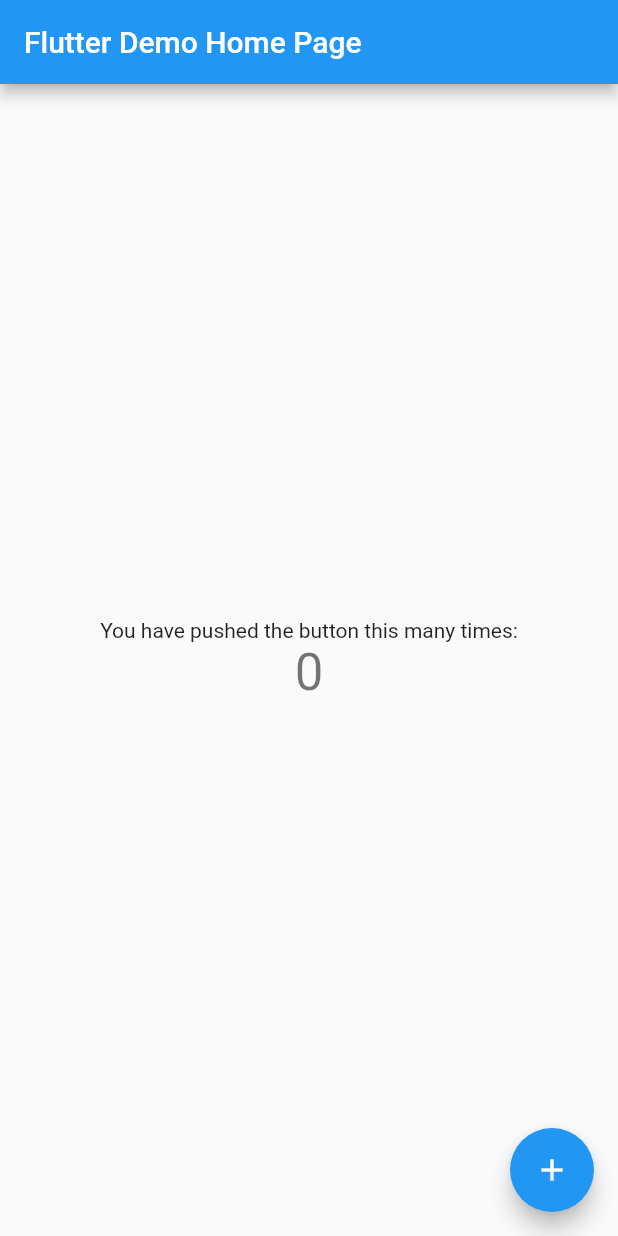
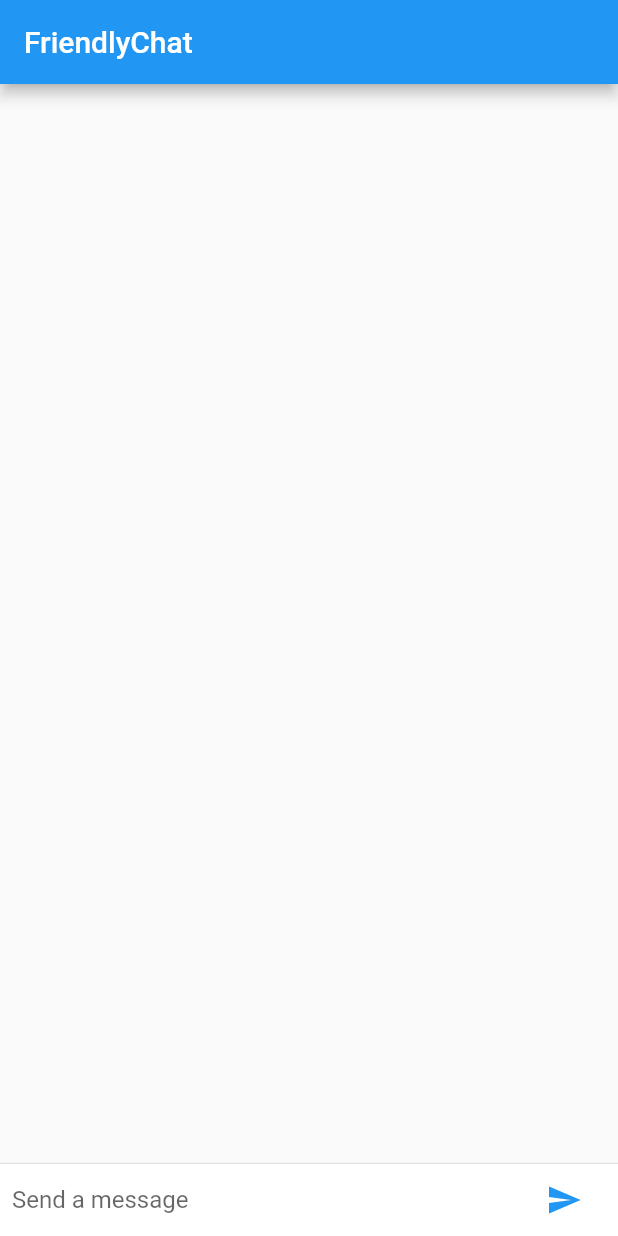
Before and after one commit to gokhangerdan/friendly_chat, a Flutter app: the screen it shows after launch, on a phone screen of 412 x 824 dp. Run offline on Flutter 3.47's test engine with Material 2 defaults, Android fonts, the phone set to English and light mode, and no system bars.

Commit message:
Created chat screen & added message handling

```diff
--- a/lib/main.dart
+++ b/lib/main.dart
@@ -1,113 +1,125 @@
 import 'package:flutter/material.dart';
 
 void main() {
-  runApp(MyApp());
+  runApp(FriendlyChatApp());
 }
 
-class MyApp extends StatelessWidget {
-  // This widget is the root of your application.
+String _name = 'Gökhan Gerdan';
+
+class FriendlyChatApp extends StatelessWidget {
+  const FriendlyChatApp({Key? key}) : super(key: key);
+
   @override
   Widget build(BuildContext context) {
     return MaterialApp(
-      title: 'Flutter Demo',
-      theme: ThemeData(
-        // This is the theme of your application.
-        //
-        // Try running your application with "flutter run". You'll see the
-        // application has a blue toolbar. Then, without quitting the app, try
-        // changing the primarySwatch below to Colors.green and then invoke
-        // "hot reload" (press "r" in the console where you ran "flutter run",
-        // or simply save your changes to "hot reload" in a Flutter IDE).
-        // Notice that the counter didn't reset back to zero; the application
-        // is not restarted.
-        primarySwatch: Colors.blue,
-      ),
-      home: MyHomePage(title: 'Flutter Demo Home Page'),
+      title: 'FriendlyChat',
+      home: ChatScreen(),
     );
   }
 }
 
-class MyHomePage extends StatefulWidget {
-  MyHomePage({Key? key, required this.title}) : super(key: key);
-
-  // This widget is the home page of your application. It is stateful, meaning
-  // that it has a State object (defined below) that contains fields that affect
-  // how it looks.
-
-  // This class is the configuration for the state. It holds the values (in this
-  // case the title) provided by the parent (in this case the App widget) and
-  // used by the build method of the State. Fields in a Widget subclass are
-  // always marked "final".
-
-  final String title;
+class ChatMessage extends StatelessWidget {
+  ChatMessage({required this.text});
+  final String text;
 
   @override
-  _MyHomePageState createState() => _MyHomePageState();
+  Widget build(BuildContext context) {
+    return Container(
+      margin: EdgeInsets.symmetric(vertical: 10.0),
+      child: Row(
+        crossAxisAlignment: CrossAxisAlignment.start,
+        children: [
+          Container(
+            margin: const EdgeInsets.only(right: 16.0),
+            child: CircleAvatar(child: Text(_name[0])),
+          ),
+          Column(
+            crossAxisAlignment: CrossAxisAlignment.start,
+            children: [
+              Text(_name, style: Theme.of(context).textTheme.headline4),
+              Container(
+                margin: EdgeInsets.only(top: 5.0),
+                child: Text(text),
+              ),
+            ],
+          ),
+        ],
+      ),
+    );
+  }
 }
 
-class _MyHomePageState extends State<MyHomePage> {
-  int _counter = 0;
+class ChatScreen extends StatefulWidget {
+  @override
+  _ChatScreenState createState() => _ChatScreenState();
+}
 
-  void _incrementCounter() {
+class _ChatScreenState extends State<ChatScreen> {
+  final List<ChatMessage> _messages = [];
+  final _textController = TextEditingController();
+  final FocusNode _focusNode = FocusNode();
+
+  void _handleSubmitted(String text) {
+    _textController.clear();
+    ChatMessage message = ChatMessage(
+      text: text,
+    );
     setState(() {
-      // This call to setState tells the Flutter framework that something has
-      // changed in this State, which causes it to rerun the build method below
-      // so that the display can reflect the updated values. If we changed
-      // _counter without calling setState(), then the build method would not be
-      // called again, and so nothing would appear to happen.
-      _counter++;
+      _messages.insert(0, message);
     });
+    _focusNode.requestFocus();
   }
 
   @override
   Widget build(BuildContext context) {
-    // This method is rerun every time setState is called, for instance as done
-    // by the _incrementCounter method above.
-    //
-    // The Flutter framework has been optimized to make rerunning build methods
-    // fast, so that you can just rebuild anything that needs updating rather
-    // than having to individually change instances of widgets.
     return Scaffold(
-      appBar: AppBar(
-        // Here we take the value from the MyHomePage object that was created by
-        // the App.build method, and use it to set our appbar title.
-        title: Text(widget.title),
+      appBar: AppBar(title: Text('FriendlyChat')),
+      body: Column(
+        children: [
+          Flexible(
+            child: ListView.builder(
+              padding: EdgeInsets.all(8.0),
+              reverse: true,
+              itemBuilder: (_, int index) => _messages[index],
+              itemCount: _messages.length,
+            ),
+          ),
+          Divider(height: 1.0),
+          Container(
+            decoration: BoxDecoration(
+              color: Theme.of(context).cardColor
+            ),
+            child: _buildTextComposer(),
+          ),
+        ],
       ),
-      body: Center(
-        // Center is a layout widget. It takes a single child and positions it
-        // in the middle of the parent.
-        child: Column(
-          // Column is also a layout widget. It takes a list of children and
-          // arranges them vertically. By default, it sizes itself to fit its
-          // children horizontally, and tries to be as tall as its parent.
-          //
-          // Invoke "debug painting" (press "p" in the console, choose the
-          // "Toggle Debug Paint" action from the Flutter Inspector in Android
-          // Studio, or the "Toggle Debug Paint" command in Visual Studio Code)
-          // to see the wireframe for each widget.
-          //
-          // Column has various properties to control how it sizes itself and
-          // how it positions its children. Here we use mainAxisAlignment to
-          // center the children vertically; the main axis here is the vertical
-          // axis because Columns are vertical (the cross axis would be
-          // horizontal).
-          mainAxisAlignment: MainAxisAlignment.center,
-          children: <Widget>[
-            Text(
-              'You have pushed the button this many times:',
+    );
+  }
+
+  Widget _buildTextComposer() {
+    return IconTheme(
+      data: IconThemeData(color: Theme.of(context).accentColor),
+      child: Container(
+        margin: EdgeInsets.symmetric(horizontal: 8.0),
+        child: Row(
+          children: [
+            Flexible(
+              child: TextField(
+                controller: _textController,
+                onSubmitted: _handleSubmitted,
+                decoration: InputDecoration.collapsed(hintText: 'Send a message'),
+                focusNode: _focusNode,
+              ),
             ),
-            Text(
-              '$_counter',
-              style: Theme.of(context).textTheme.headline4,
-            ),
+            Container(
+              margin: EdgeInsets.symmetric(horizontal: 4.0),
+              child: IconButton(
+                  icon: const Icon(Icons.send),
+                  onPressed: () => _handleSubmitted(_textController.text)),
+            )
           ],
         ),
       ),
-      floatingActionButton: FloatingActionButton(
-        onPressed: _incrementCounter,
-        tooltip: 'Increment',
-        child: Icon(Icons.add),
-      ), // This trailing comma makes auto-formatting nicer for build methods.
     );
   }
 }
```
Also changed, not shown: 1 other file.
